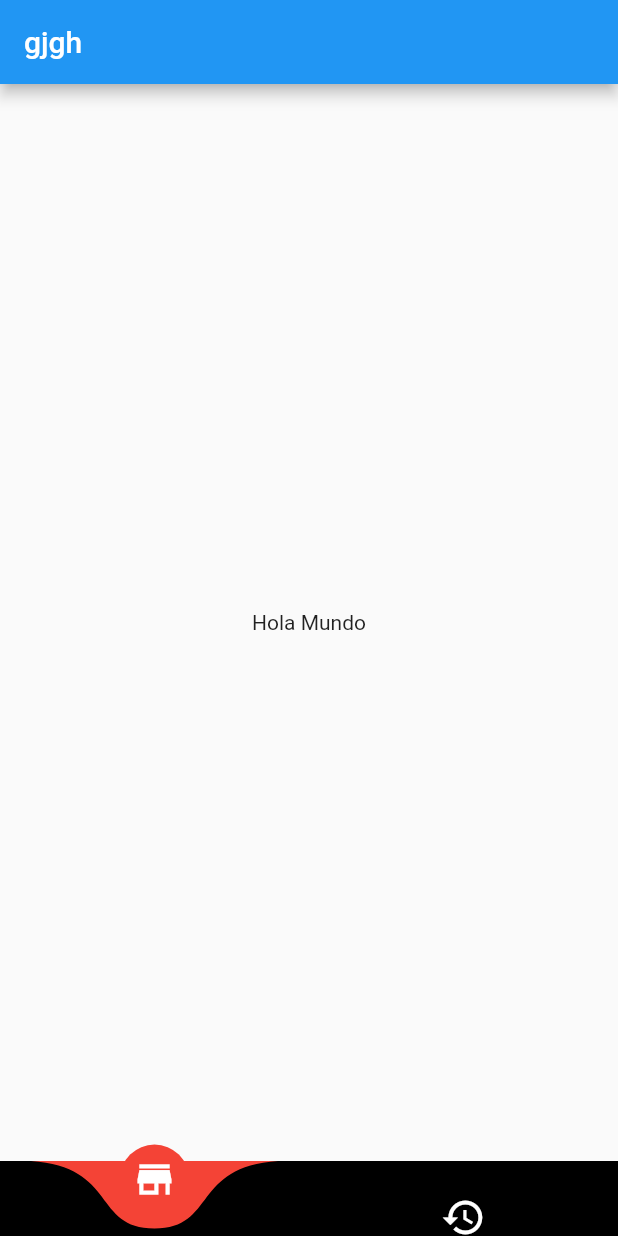
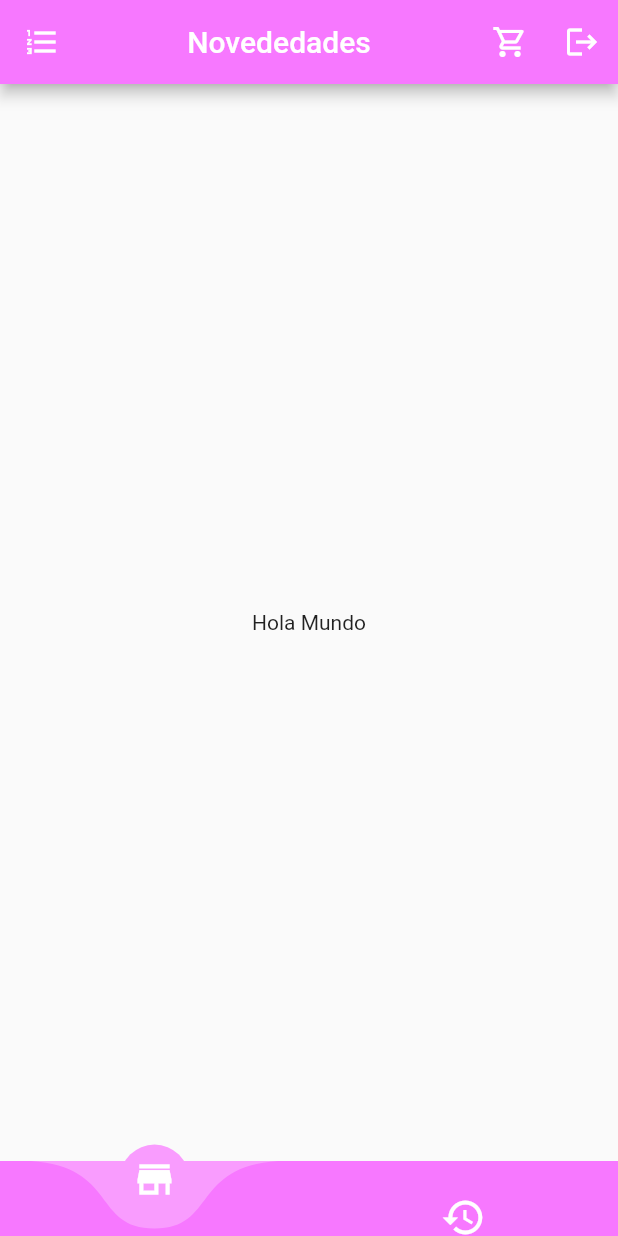
Before and after one commit to josuevargassosa/AppNovedadesCarmita, a Flutter app: the screen it shows after launch, on a phone screen of 412 x 824 dp. Run offline on Flutter 3.47's test engine with Material 2 defaults, Android fonts, the phone set to English and light mode, and no system bars; drawn by our look-alikes of curved_navigation_bar; our stand-ins replace get, hexcolor.

Commit message:
[CREATE] PAGES INICIO, HISTORIAL

```diff
--- a/lib/main.dart
+++ b/lib/main.dart
@@ -15,13 +15,6 @@ class NovedadesCarmita extends StatelessWidget {
   @override
   Widget build(BuildContext context) {
     return GetMaterialApp(
-      supportedLocales: [
-        const Locale('en', 'US'), // English, no country code
-        const Locale('es', 'ES'), // Arabic, no country code
-        const Locale.fromSubtags(
-            languageCode: 'zh'), // Chinese *See Advanced Locales below*
-        // ... other locales the app supports
-      ],
       theme: ThemeData(
           primaryIconTheme: IconThemeData(
         color: Colors.white,
--- a/lib/modules/Navegacion_tabs/inicio/inicio_page.dart
+++ b/lib/modules/Navegacion_tabs/inicio/inicio_page.dart
@@ -1,18 +1,46 @@
 import 'package:flutter/material.dart';
 import 'package:get/state_manager.dart';
-
+import 'package:hexcolor/hexcolor.dart';
 import 'inicio_controller.dart';
 
 class InicioPage extends GetWidget<InicioController> {
   @override
   Widget build(BuildContext context) {
     return Scaffold(
-      appBar: AppBar(title: Text("gjgh")),
+      appBar: AppBar(
+        backgroundColor: HexColor("#F778FF"),
+        leading: IconButton(
+          onPressed: () {},
+          icon: Icon(Icons.format_list_numbered_sharp),
+        ),
+
+        actions: <Widget>[
+          IconButton(
+            icon: Icon(Icons.shopping_cart_outlined),
+            onPressed: (){}
+          ),
+          IconButton(
+            icon: Icon(Icons.logout),
+            onPressed: (){}
+          ),
+        ],
+
+        title:
+          Center(child: Text("Novededades")),
+
+        titleSpacing: 0.0,
+        // bottom: TabBar(
+        //   controller: controller,
+        //   indicatorColor: Colors.white,
+        //   labelColor: Colors.white,
+        //   tabs: <Widget>[
+        //     Tab(icon: Icon(Icons.home),)
+        //   ],
+        // ),
+      ),
       body: Center(
         child: Text("Hola Mundo"),
       ),
     );
   }
 }
-
-class HexColor {}
--- a/lib/modules/Navegacion_tabs/tabs/tabs_page.dart
+++ b/lib/modules/Navegacion_tabs/tabs/tabs_page.dart
@@ -1,8 +1,10 @@
+import 'package:Novedades/modules/Navegacion_tabs/historial/historial_binding.dart';
 import 'package:Novedades/modules/Navegacion_tabs/inicio/inicio_page.dart';
 import 'package:flutter/material.dart';
 import 'package:curved_navigation_bar/curved_navigation_bar.dart';
 import 'package:get/get.dart';
 import 'package:get/get_state_manager/get_state_manager.dart';
+import 'package:hexcolor/hexcolor.dart';
 
 import 'tabs_controller.dart';
 
@@ -33,10 +35,10 @@ class TabsPage extends GetWidget<TabsController> {
           //   color: Colors.white,
           // ),
         ],
-        // color: Color.fromRGBO(229, 9, 127, 20),
-        color: Colors.black,
-        buttonBackgroundColor: Colors.red,
-        backgroundColor: Colors.red,
+        // color: Color.fromRGBO(245, 142, 255, 0.9),
+        color: HexColor("#F778FF"),
+        buttonBackgroundColor: HexColor("#F99CFE"),
+        backgroundColor: HexColor("#F99CFE"),
         animationCurve: Curves.easeInOut,
         animationDuration: Duration(milliseconds: 600),
         onTap: (index) => {
@@ -49,7 +51,7 @@ class TabsPage extends GetWidget<TabsController> {
             index: controller.selectedIndex.value,
             children: [
               InicioPage(),
-              // PromocionPage(),
+              HistorialPage(),
               // TarjetaPage()
             ],
           )),
--- a/pubspec.yaml
+++ b/pubspec.yaml
@@ -21,6 +21,7 @@ environment:
   sdk: ">=2.7.0 <3.0.0"
 
 dependencies:
+  hexcolor: ^2.0.3
   get: ^4.1.4
   flutter:
     sdk: flutter
@@ -30,8 +31,8 @@ dependencies:
   # Use with the CupertinoIcons class for iOS style icons.
   cupertino_icons: ^1.0.0
 
+
 dev_dependencies:
-  hexcolor: ^2.0.3
   curved_navigation_bar: ^0.3.7
   flutter_test:
     sdk: flutter
```
Also changed, not shown: lib/modules/Navegacion_tabs/historial/historial_binding.dart (added, +16 -0 lines), lib/modules/Navegacion_tabs/historial/historial_controller.dart (added, +8 -0 lines), lib/modules/Navegacion_tabs/historial/historial_page..dart (added, +10 -0 lines), pubspec.lock.
